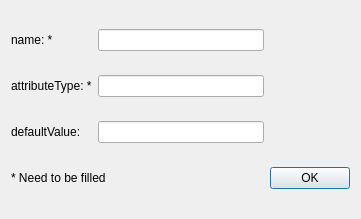
Before: the Qt Designer form qrgui/dialogs/metamodelingOnFly/editPropertiesDialog.ui in qreal/qreal, drawn with Qt 5.
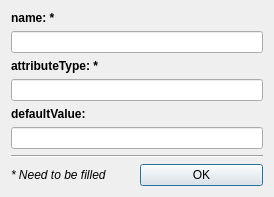
After: the same form once the commit is applied.

Patch:
```diff
--- a/qrgui/dialogs/metamodelingOnFly/editPropertiesDialog.ui
+++ b/qrgui/dialogs/metamodelingOnFly/editPropertiesDialog.ui
@@ -6,8 +6,8 @@
    <rect>
     <x>0</x>
     <y>0</y>
-    <width>361</width>
-    <height>219</height>
+    <width>274</width>
+    <height>189</height>
    </rect>
   </property>
   <property name="windowTitle">
@@ -15,48 +15,86 @@
   </property>
   <layout class="QGridLayout" name="gridLayout">
    <item row="0" column="0">
+    <layout class="QVBoxLayout" name="verticalLayout">
+     <item>
     <widget class="QLabel" name="label">
+       <property name="font">
+        <font>
+         <weight>75</weight>
+         <bold>true</bold>
+        </font>
+       </property>
      <property name="text">
       <string>name: *</string>
      </property>
     </widget>
    </item>
-   <item row="0" column="1">
+     <item>
     <widget class="QLineEdit" name="displayedNameEdit"/>
    </item>
-   <item row="1" column="0">
+     <item>
     <widget class="QLabel" name="attributeTypeLabel">
+       <property name="font">
+        <font>
+         <weight>75</weight>
+         <bold>true</bold>
+        </font>
+       </property>
      <property name="text">
       <string>attributeType: *</string>
      </property>
     </widget>
    </item>
-   <item row="1" column="1">
+     <item>
     <widget class="QLineEdit" name="attributeTypeEdit"/>
    </item>
-   <item row="2" column="0">
+     <item>
     <widget class="QLabel" name="defaultValueLabel">
+       <property name="font">
+        <font>
+         <weight>75</weight>
+         <bold>true</bold>
+        </font>
+       </property>
      <property name="text">
       <string>defaultValue: </string>
      </property>
     </widget>
    </item>
-   <item row="2" column="1">
+     <item>
     <widget class="QLineEdit" name="defaultValueEdit"/>
    </item>
-   <item row="4" column="2">
-    <widget class="QPushButton" name="okPushButton">
-     <property name="text">
-      <string>OK</string>
+     <item>
+      <widget class="Line" name="line">
+       <property name="orientation">
+        <enum>Qt::Horizontal</enum>
      </property>
     </widget>
    </item>
-   <item row="4" column="0" colspan="2">
+     <item>
+      <layout class="QHBoxLayout" name="horizontalLayout">
+       <item>
     <widget class="QLabel" name="label_2">
+         <property name="font">
+          <font>
+           <italic>true</italic>
+          </font>
+         </property>
      <property name="text">
       <string>* Need to be filled</string>
      </property>
     </widget>
+       </item>
+       <item>
+        <widget class="QPushButton" name="okPushButton">
+         <property name="text">
+          <string>OK</string>
+         </property>
+        </widget>
+       </item>
+      </layout>
+     </item>
+    </layout>
    </item>
   </layout>
  </widget>
```
Lines whose indentation alone changed are shown as unchanged.
